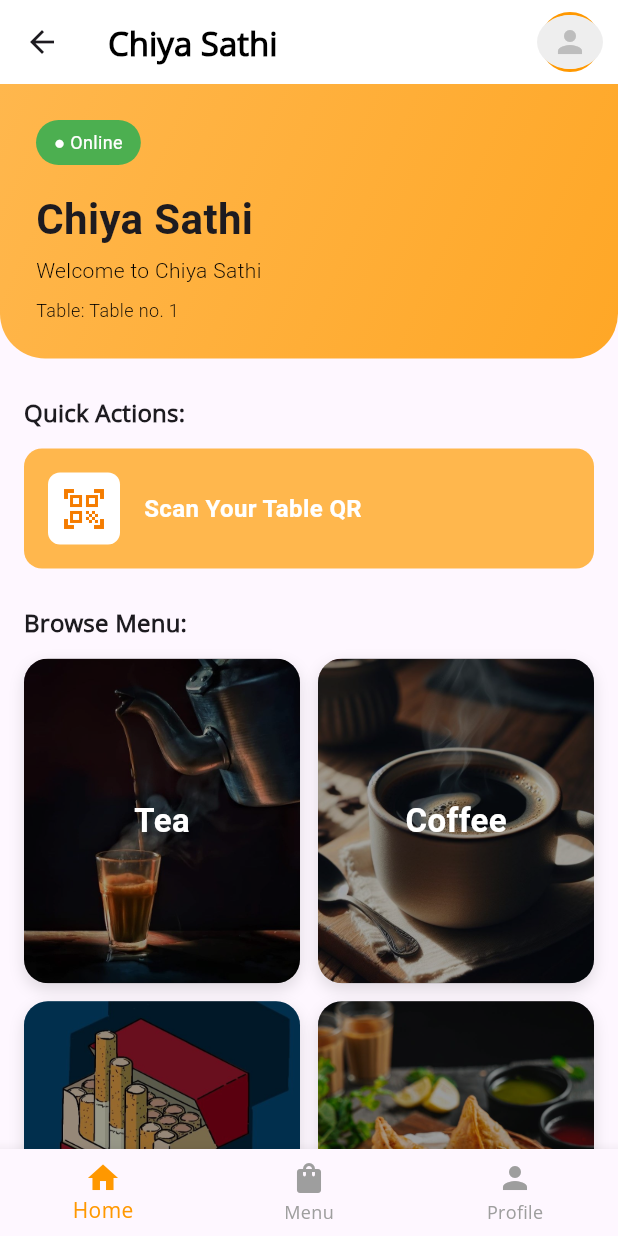
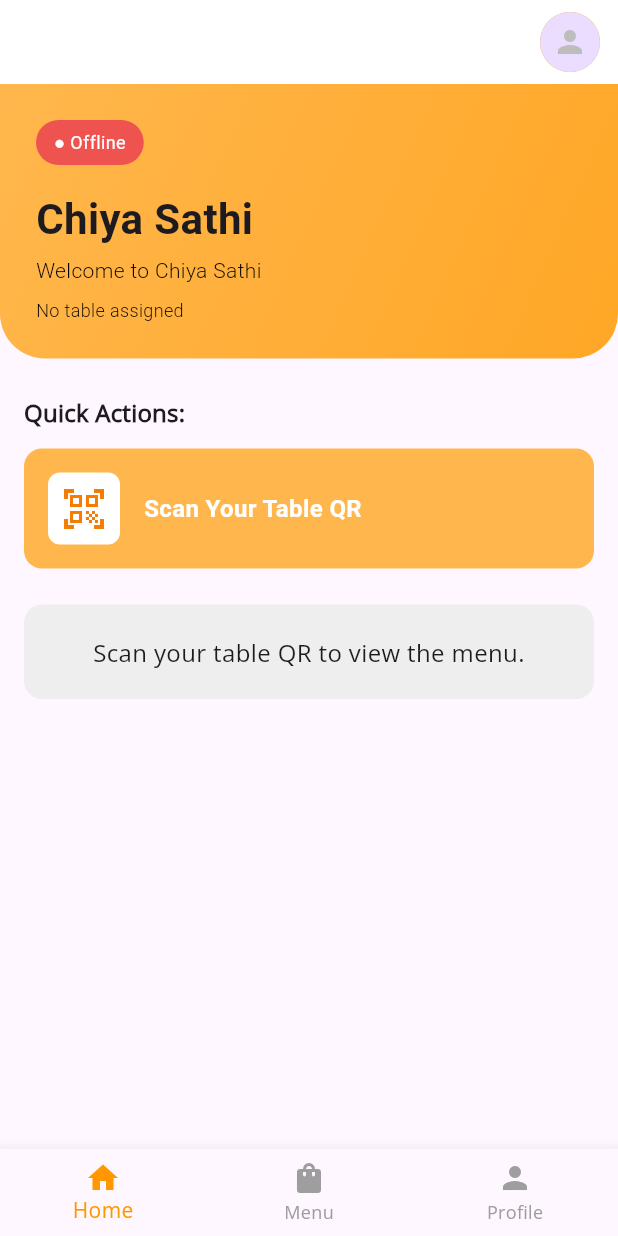
Before and after one commit to yugpokharel/ChiyaSathi, a Flutter app: the DashboardScreen screen opened by its route, on a phone screen of 412 x 824 dp. Run offline on Flutter 3.47's test engine with Material 3 defaults, Android fonts, the phone set to English and light mode, and no system bars; our stand-ins replace dartz, equatable, flutter_riverpod, hive, hive_flutter, image_picker and 1 more; missing offline and left inert: mobile_scanner; accounts and stored records are empty; Roboto replaces fonts that are missing (OpenSans).

Commit message:
feat: implement menu and QR scanning logic

```diff
--- a/lib/features/dashboard/presentation/pages/bottom/home_screen.dart
+++ b/lib/features/dashboard/presentation/pages/bottom/home_screen.dart
@@ -1,16 +1,25 @@
 import 'package:flutter/material.dart';
+import 'package:hive_flutter/hive_flutter.dart';
+import 'package:hive/hive.dart';
 
 class HomeScreen extends StatelessWidget {
   const HomeScreen({super.key});
 
   @override
   Widget build(BuildContext context) {
+    final box = Hive.box('authBox');
+
     return SafeArea(
       child: SingleChildScrollView(
         child: Column(
           crossAxisAlignment: CrossAxisAlignment.start,
           children: [
-            Container(
+            ValueListenableBuilder(
+              valueListenable: box.listenable(),
+              builder: (context, Box b, _) {
+                final tableId = b.get('tableId') as String?;
+                final isOnline = tableId != null;
+                return Container(
                   width: double.infinity,
                   padding: const EdgeInsets.all(24),
                   decoration: BoxDecoration(
@@ -33,12 +42,12 @@ class HomeScreen extends StatelessWidget {
                           vertical: 6,
                         ),
                         decoration: BoxDecoration(
-                      color: Colors.green,
+                          color: isOnline ? Colors.green : Colors.red.shade400,
                           borderRadius: BorderRadius.circular(20),
                         ),
-                    child: const Text(
-                      '● Online',
-                      style: TextStyle(
+                        child: Text(
+                          isOnline ? '● Online' : '● Offline',
+                          style: const TextStyle(
                             fontFamily: 'OpenSans',
                             fontSize: 12,
                             color: Colors.white,
@@ -65,9 +74,9 @@ class HomeScreen extends StatelessWidget {
                         ),
                       ),
                       const SizedBox(height: 8),
-                  const Text(
-                    'Table: Table no. 1',
-                    style: TextStyle(
+                      Text(
+                        isOnline ? 'Table: $tableId' : 'No table assigned',
+                        style: const TextStyle(
                           fontFamily: 'OpenSans',
                           fontWeight: FontWeight.w300,
                           fontSize: 12,
@@ -76,6 +85,8 @@ class HomeScreen extends StatelessWidget {
                       ),
                     ],
                   ),
+                );
+              },
             ),
 
             const SizedBox(height: 24),
@@ -92,7 +103,9 @@ class HomeScreen extends StatelessWidget {
                   ),
                   const SizedBox(height: 12),
                   GestureDetector(
-                    onTap: () {},
+                    onTap: () {
+                      Navigator.pushNamed(context, '/qr_scanner');
+                    },
                     child: Container(
                       width: double.infinity,
                       padding: const EdgeInsets.all(16),
@@ -133,14 +146,37 @@ class HomeScreen extends StatelessWidget {
             ),
 
             const SizedBox(height: 24),
-            Padding(
+            ValueListenableBuilder(
+              valueListenable: box.listenable(),
+              builder: (context, Box b, _) {
+                final tableId = b.get('tableId') as String?;
+                if (tableId == null) {
+                  return Padding(
+                    padding: const EdgeInsets.symmetric(horizontal: 16),
+                    child: Container(
+                      width: double.infinity,
+                      padding: const EdgeInsets.all(20),
+                      decoration: BoxDecoration(
+                        color: Colors.grey.shade200,
+                        borderRadius: BorderRadius.circular(12),
+                      ),
+                      child: const Text(
+                        'Scan your table QR to view the menu.',
+                        style: TextStyle(fontSize: 16),
+                        textAlign: TextAlign.center,
+                      ),
+                    ),
+                  );
+                }
+                return Padding(
                   padding: const EdgeInsets.symmetric(horizontal: 16),
                   child: Column(
                     crossAxisAlignment: CrossAxisAlignment.start,
                     children: [
                       Text(
                         'Browse Menu:',
-                    style: Theme.of(context).textTheme.titleMedium?.copyWith(
+                        style:
+                            Theme.of(context).textTheme.titleMedium?.copyWith(
                           fontWeight: FontWeight.bold,
                         ),
                       ),
@@ -170,6 +206,8 @@ class HomeScreen extends StatelessWidget {
                       ),
                     ],
                   ),
+                );
+              },
             ),
 
             const SizedBox(height: 24),
@@ -180,16 +218,24 @@ class HomeScreen extends StatelessWidget {
   }
 }
 
-class _MenuCard extends StatelessWidget {
+class _MenuCard extends StatefulWidget {
   final String title;
   final String image;
 
   const _MenuCard({required this.title, required this.image});
 
   @override
+  State<_MenuCard> createState() => _MenuCardState();
+}
+
+class _MenuCardState extends State<_MenuCard> {
+  @override
   Widget build(BuildContext context) {
-    return GestureDetector(
-      onTap: () {},
+    return InkWell(
+      borderRadius: BorderRadius.circular(16),
+      onTap: () {
+        Navigator.pushNamed(context, '/menu/${widget.title}');
+      },
       child: Container(
         decoration: BoxDecoration(
           borderRadius: BorderRadius.circular(16),
@@ -206,7 +252,7 @@ class _MenuCard extends StatelessWidget {
           children: [
             ClipRRect(
               borderRadius: BorderRadius.circular(16),
-              child: Image.asset(image, fit: BoxFit.cover),
+              child: Image.asset(widget.image, fit: BoxFit.cover),
             ),
             Container(
               decoration: BoxDecoration(
@@ -216,7 +262,7 @@ class _MenuCard extends StatelessWidget {
             ),
             Center(
               child: Text(
-                title,
+                widget.title,
                 style: const TextStyle(
                   fontFamily: 'OpenSans',
                   fontWeight: FontWeight.w700,
--- a/lib/features/dashboard/presentation/pages/bottom/menu_screen.dart
+++ b/lib/features/dashboard/presentation/pages/bottom/menu_screen.dart
@@ -69,7 +69,9 @@ class _MenuCard extends StatelessWidget {
   Widget build(BuildContext context) {
     return InkWell(
       borderRadius: BorderRadius.circular(16),
-      onTap: () {},
+      onTap: () {
+        Navigator.pushNamed(context, '/menu/$title');
+      },
       child: Container(
         decoration: BoxDecoration(
           borderRadius: BorderRadius.circular(16),
--- a/lib/features/dashboard/presentation/pages/bottom/profile_screen.dart
+++ b/lib/features/dashboard/presentation/pages/bottom/profile_screen.dart
@@ -122,7 +122,7 @@ class ProfileScreen extends ConsumerWidget {
     if (imagePath.startsWith('http') || imagePath.startsWith('/uploads')) {
       final url = imagePath.startsWith('http')
           ? imagePath
-          : 'http://192.168.1.21:5000$imagePath';
+          : 'http://192.168.1.3:5000$imagePath';
 
       print('Loading image from: $url');
 
--- a/lib/features/dashboard/presentation/pages/dashboard_screen.dart
+++ b/lib/features/dashboard/presentation/pages/dashboard_screen.dart
@@ -28,46 +28,42 @@ class _DashboardScreenState extends ConsumerState<DashboardScreen> {
     final profilePicture = authState.authEntity?.profilePicture;
 
     return Scaffold(
+      extendBodyBehindAppBar: false, // Prevent body from drawing behind app bar
       appBar: AppBar(
-        backgroundColor: Colors.white,
+        automaticallyImplyLeading: false,
+        title: const Text(''), // Empty title
+        backgroundColor: Colors.white, // Use a solid color
         elevation: 0,
-        title: const Text(
-          'Chiya Sathi',
-          style: TextStyle(color: Colors.black, fontWeight: FontWeight.bold),
-        ),
         actions: [
           Padding(
             padding: const EdgeInsets.all(8.0),
             child: GestureDetector(
               onTap: () {
                 setState(() {
-                  _selectedIndex = 2;
+                  _selectedIndex = 2; // Navigate to Profile
                 });
               },
-              child: Container(
-                width: 48,
-                height: 48,
-                decoration: BoxDecoration(
-                  shape: BoxShape.circle,
-                  border: Border.all(color: Colors.orange, width: 2),
-                ),
-                child: ClipOval(
-                  child: profilePicture != null && profilePicture.isNotEmpty
-                      ? _buildDashboardImage(profilePicture)
-                      : Container(
-                          color: Colors.grey.shade200,
-                          child: Icon(
-                            Icons.person,
-                            color: Colors.grey.shade400,
-                          ),
-                        ),
+              child: CircleAvatar(
+                radius: 24,
+                backgroundColor: Colors.orange,
+                child: CircleAvatar(
+                  radius: 22,
+                  backgroundImage: profilePicture != null && profilePicture.isNotEmpty
+                      ? _getProfileImage(profilePicture)
+                      : null,
+                  child: profilePicture == null || profilePicture.isEmpty
+                      ? Icon(
+                          Icons.person,
+                          color: Colors.grey.shade400,
+                        )
+                      : null,
                 ),
               ),
             ),
           ),
         ],
       ),
-      body: _lstBottomScreen[_selectedIndex],
+      body: _lstBottomScreen[_selectedIndex], // Removed SafeArea from here
       bottomNavigationBar: BottomNavigationBar(
         type: BottomNavigationBarType.fixed,
         currentIndex: _selectedIndex,
@@ -90,38 +86,17 @@ class _DashboardScreenState extends ConsumerState<DashboardScreen> {
     );
   }
 
-  Widget _buildDashboardImage(String imagePath) {
+  ImageProvider _getProfileImage(String imagePath) {
     if (imagePath.startsWith('http') || imagePath.startsWith('/uploads')) {
       final url = imagePath.startsWith('http')
           ? imagePath
-          : 'http://192.168.1.21:5000$imagePath';
-
-      return Image.network(
-        url,
-        fit: BoxFit.cover,
-        errorBuilder: (context, error, stackTrace) {
-          return Container(
-            color: Colors.grey.shade200,
-            child: Icon(
-              Icons.person,
-              color: Colors.grey.shade400,
-            ),
-          );
-        },
-      );
+          : 'http://192.168.1.3:5000$imagePath';
+      return NetworkImage(url);
     } else if (File(imagePath).existsSync()) {
-      return Image.file(
-        File(imagePath),
-        fit: BoxFit.cover,
-      );
+      return FileImage(File(imagePath));
     } else {
-      return Container(
-        color: Colors.grey.shade200,
-        child: Icon(
-          Icons.person,
-          color: Colors.grey.shade400,
-        ),
-      );
+      // Return a default image provider or handle the error
+      return const AssetImage('assets/images/placeholder.png'); // Make sure you have a placeholder image
     }
   }
 }
--- a/pubspec.yaml
+++ b/pubspec.yaml
@@ -55,6 +55,8 @@ dependencies:
   http: ^1.6.0
 
   mocktail: ^1.0.4
+  mobile_scanner: ^7.1.4
+  permission_handler: ^12.0.1
 
 dev_dependencies:
   flutter_test:
@@ -82,6 +84,7 @@ flutter:
   # To add assets to your application, add an assets section, like this:
   assets:
     - assets/images/
+    - assets/fonts/
 
   fonts:
     - family: OpenSans bold
```
Also changed, not shown: lib/app/app.dart (+8 -1 lines), lib/features/auth/data/datasources/remote/auth_remote_datasources.dart (+4 -3 lines), lib/features/menu/data/repositories/menu_repository.dart (added, +28 -0 lines), lib/features/menu/domain/entities/menu_item.dart (added, +15 -0 lines), lib/features/menu/presentation/pages/menu_category_screen.dart (added, +125 -0 lines), lib/features/qr_scanner/presentation/pages/qr_scanner_screen.dart (added, +196 -0 lines), assets/images/fusion.jpg (added), assets/images/placeholder.png (added), assets/images/shikhar_ice.jpg (added), assets/images/surya.jpg (added), pubspec.lock, 8 other files. Lines whose indentation alone changed are shown as unchanged.
